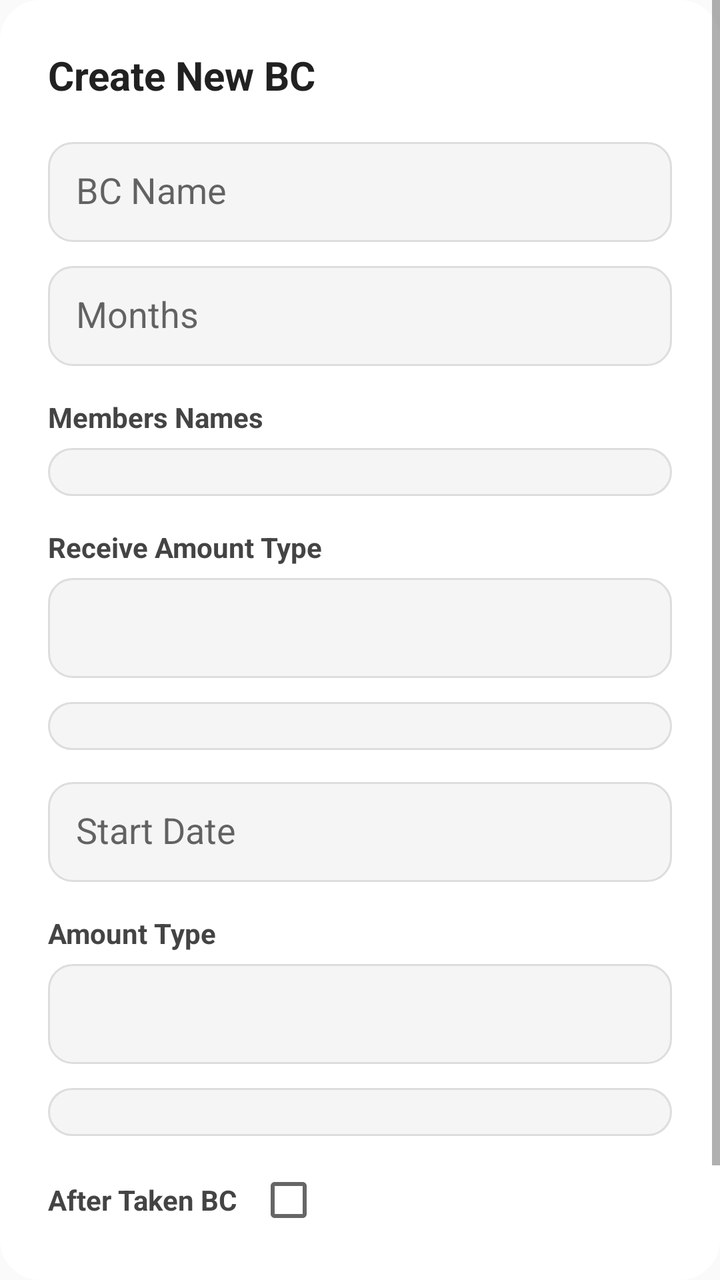
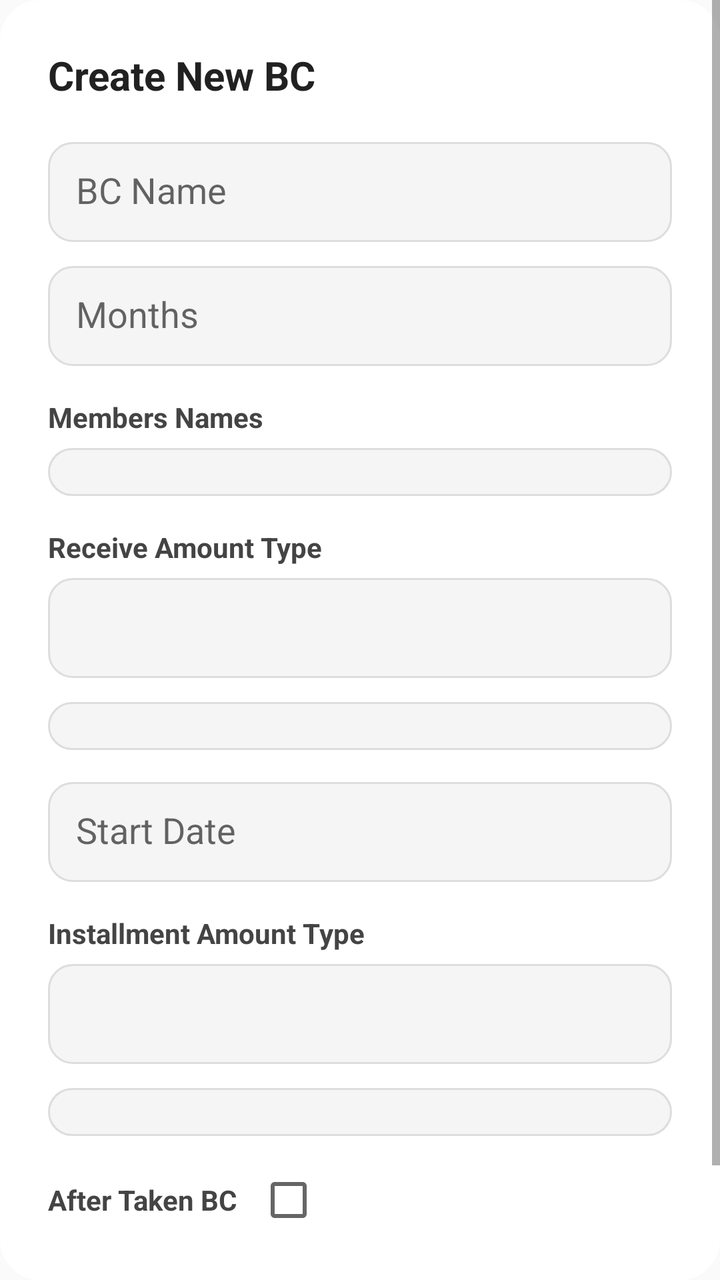

Before-and-after screenshots of an Android layout around one commit, followed by the original layout XML and the change that was made.
<!-- AndroidManifest.xml: application theme Theme.AppCompat.Light.NoActionBar -->
<!-- res/layout/dialog_create_bc.xml -->
<?xml version="1.0" encoding="utf-8"?>
<ScrollView xmlns:android="http://schemas.android.com/apk/res/android"
    android:layout_width="match_parent"
    android:layout_height="wrap_content"
    android:background="@drawable/bg_dialog_rounded">

    <LinearLayout
        android:orientation="vertical"
        android:padding="24dp"
        android:layout_width="match_parent"
        android:layout_height="wrap_content">

        
        <TextView
            android:text="Create New BC"
            android:textSize="20sp"
            android:textStyle="bold"
            android:textColor="#212121"
            android:layout_marginBottom="20dp"
            android:layout_width="wrap_content"
            android:layout_height="wrap_content" />

        
        <EditText
            android:id="@+id/editBcName"
            android:hint="BC Name"
            android:background="@drawable/bg_input_field"
            android:padding="14dp"
            android:layout_marginBottom="12dp"
            android:layout_width="match_parent"
            android:layout_height="50dp" />

        
        <EditText
            android:id="@+id/editMonths"
            android:hint="Months"
            android:inputType="number"
            android:background="@drawable/bg_input_field"
            android:padding="14dp"
            android:layout_marginBottom="16dp"
            android:layout_width="match_parent"
            android:layout_height="50dp" />

        
        <TextView
            android:text="Members Names"
            android:textStyle="bold"
            android:textColor="#444"
            android:layout_marginBottom="6dp"
            android:layout_width="wrap_content"
            android:layout_height="wrap_content" />

        <LinearLayout
            android:id="@+id/layoutMembers"
            android:orientation="vertical"
            android:background="@drawable/bg_input_field"
            android:padding="12dp"
            android:layout_marginBottom="16dp"
            android:layout_width="match_parent"
            android:layout_height="wrap_content" />

        
        <TextView
            android:text="Receive Amount Type"
            android:textStyle="bold"
            android:textColor="#444"
            android:layout_marginBottom="6dp"
            android:layout_width="wrap_content"
            android:layout_height="wrap_content" />

        <Spinner
            android:id="@+id/spinnerReceiveType"
            android:background="@drawable/bg_input_field"
            android:layout_marginBottom="12dp"
            android:layout_width="match_parent"
            android:layout_height="50dp" />

        
        <LinearLayout
            android:id="@+id/layoutReceiveAmounts"
            android:orientation="vertical"
            android:background="@drawable/bg_input_field"
            android:padding="12dp"
            android:layout_marginBottom="16dp"
            android:layout_width="match_parent"
            android:layout_height="wrap_content" />

        
        <EditText
            android:id="@+id/editStartDate"
            android:hint="Start Date"
            android:focusable="false"
            android:inputType="none"
            android:background="@drawable/bg_input_field"
            android:padding="14dp"
            android:layout_marginBottom="16dp"
            android:layout_width="match_parent"
            android:layout_height="50dp" />

        
        <TextView
            android:text="Amount Type"
            android:textStyle="bold"
            android:textColor="#444"
            android:layout_marginBottom="6dp"
            android:layout_width="wrap_content"
            android:layout_height="wrap_content" />

        <Spinner
            android:id="@+id/spinnerAmountType"
            android:background="@drawable/bg_input_field"
            android:layout_marginBottom="12dp"
            android:layout_width="match_parent"
            android:layout_height="50dp" />

        
        <LinearLayout
            android:id="@+id/layoutAmounts"
            android:orientation="vertical"
            android:background="@drawable/bg_input_field"
            android:padding="12dp"
            android:layout_marginBottom="16dp"
            android:layout_width="match_parent"
            android:layout_height="wrap_content" />

        
        <LinearLayout
            android:orientation="horizontal"
            android:gravity="center_vertical"
            android:layout_marginBottom="20dp"
            android:layout_width="match_parent"
            android:layout_height="wrap_content">

            <TextView
                android:text="After Taken BC"
                android:textStyle="bold"
                android:textColor="#444"
                android:layout_width="wrap_content"
                android:layout_height="wrap_content" />

            <CheckBox
                android:id="@+id/checkAfterTaken"
                android:layout_marginStart="10dp"
                android:layout_width="wrap_content"
                android:layout_height="wrap_content" />
        </LinearLayout>

        
        <LinearLayout
            android:orientation="horizontal"
            android:gravity="end"
            android:layout_width="match_parent"
            android:layout_height="wrap_content">

            <TextView
                android:id="@+id/buttonCancelBc"
                android:text="CLOSE"
                android:textStyle="bold"
                android:textColor="#009688"
                android:padding="12dp"
                android:layout_marginEnd="16dp"
                android:layout_width="wrap_content"
                android:layout_height="wrap_content" />

            <TextView
                android:id="@+id/buttonSaveBc"
                android:text="SAVE BC"
                android:textStyle="bold"
                android:textColor="#009688"
                android:padding="12dp"
                android:layout_width="wrap_content"
                android:layout_height="wrap_content" />

        </LinearLayout>

    </LinearLayout>
</ScrollView>
<!-- resources referenced by this layout -->
<resources>
  <!-- drawable bg_dialog_rounded (drawable) -->
  <shape xmlns:android="http://schemas.android.com/apk/res/android">
      <solid android:color="#FFFFFF"/>
      <corners android:radius="20dp"/>
  </shape>
  <!-- drawable bg_input_field (drawable) -->
  <shape xmlns:android="http://schemas.android.com/apk/res/android">
      <solid android:color="#F5F5F5"/>
      <corners android:radius="12dp"/>
      <stroke android:width="1dp" android:color="#DDDDDD"/>
  </shape>
</resources>

<!-- the commit's change to res/layout/dialog_create_bc.xml (unified diff, before → after) -->
@@ -99,7 +99,7 @@
 
         
         <TextView
-            android:text="Amount Type"
+            android:text="Installment Amount Type"
             android:textStyle="bold"
             android:textColor="#444"
             android:layout_marginBottom="6dp"
